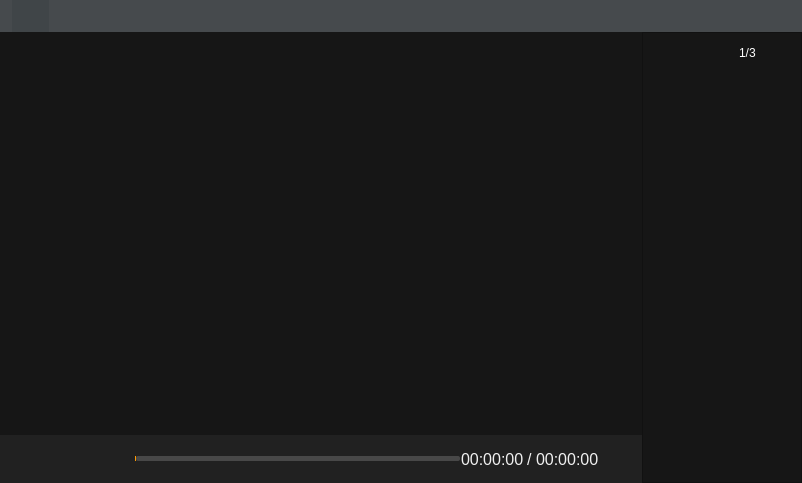
RockyZhong30/DrivingRecordPlayer, file mainwindow.ui: the form before one commit.
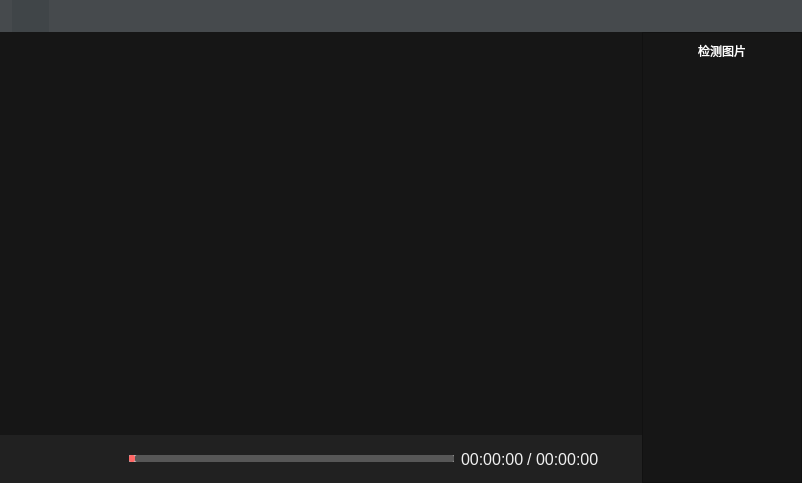
The form after the commit. Custom widgets are drawn as their Qt base class.

The edit to the form file:
```diff
--- a/mainwindow.ui
+++ b/mainwindow.ui
@@ -520,68 +520,52 @@
                </property>
               </widget>
              </item>
-             <item>
-              <spacer name="horizontalSpacer_6">
-               <property name="orientation">
-                <enum>Qt::Horizontal</enum>
-               </property>
-               <property name="sizeType">
-                <enum>QSizePolicy::Fixed</enum>
-               </property>
-               <property name="sizeHint" stdset="0">
-                <size>
-                 <width>6</width>
-                 <height>20</height>
-                </size>
-               </property>
-              </spacer>
-             </item>
              <item>
               <widget class="QSlider" name="horizontalSlider">
-               <property name="cursor">
-                <cursorShape>PointingHandCursor</cursorShape>
-               </property>
                <property name="styleSheet">
                 <string notr="true">QSlider::groove:horizontal {
-border: 0px solid #bbb;
+border: 1px solid #C0C0C0;
+background: #C0C0C0;
+height: 5px;
+border-radius: 1px;
+padding-left:-1px;
+padding-right:-1px;
 }
-
 QSlider::sub-page:horizontal {
-background-color: #ff9900;
-border-bottom-left-radius: 2px; 
-border-top-left-radius: 2px; 
-
-border-radius: 2px; 
-margin-top:5px;
-margin-bottom:5px;
+background:#FF6766;
+border: 1px solid #FF6766;
+height: 10px;
+border-radius: 2px;
 }
 
 QSlider::add-page:horizontal {
-background-color: rgba(228, 228, 228, 50);v
+background: #575757;
 border: 0px solid #777;
+height: 10px;
 border-radius: 2px;
-margin-top:5px;
-margin-bottom:5px;
-}
-/*
-QSlider::handle:horizontal {
-background: rgb(255,153,102); 
-border: 1px solid rgb(255,153,102); 
-width: 14px;
-height:10px;
-border-radius: 7px;
-margin-top:2px;
-margin-bottom:2px;
 }
 
+QSlider::handle:horizontal 
+{
+    background: qradialgradient(spread:pad, cx:0.5, cy:0.5, radius:0.5, fx:0.5, fy:0.5, 
+    stop:0.6 #202020, stop:0.778409 rgba(255, 255, 255, 255));
+    width: 11px;
+    margin-top: -3px;
+    margin-bottom: -3px;
+    border-radius: 5px;
+}
 QSlider::handle:horizontal:hover {
-background: rgb(255,128,6); 
-border: 1px solid rgba(102,102,102,102);
-border-radius: 7px;
-}*/
+    background: qradialgradient(spread:pad, cx:0.5, cy:0.5, radius:0.5, fx:0.5, fy:0.5, stop:0.6 #FF6766, 
+    stop:0.778409 rgba(255, 255, 255, 255));
+
+    width: 11px;
+    margin-top: -3px;
+    margin-bottom: -3px;
+    border-radius: 5px;
+}
 
 QSlider::sub-page:horizontal:disabled {
-background: #bbb;
+background: #00009C;
 border-color: #999;
 }
 
@@ -593,21 +577,30 @@
 QSlider::handle:horizontal:disabled {
 background: #eee;
 border: 1px solid #aaa;
-border-radius: 2px;
-}
-</string>
-               </property>
-               <property name="maximum">
-                <number>100</number>
-               </property>
-               <property name="value">
-                <number>0</number>
+border-radius: 4px;
+}</string>
                </property>
                <property name="orientation">
                 <enum>Qt::Horizontal</enum>
                </property>
               </widget>
              </item>
+             <item>
+              <spacer name="horizontalSpacer_6">
+               <property name="orientation">
+                <enum>Qt::Horizontal</enum>
+               </property>
+               <property name="sizeType">
+                <enum>QSizePolicy::Fixed</enum>
+               </property>
+               <property name="sizeHint" stdset="0">
+                <size>
+                 <width>6</width>
+                 <height>20</height>
+                </size>
+               </property>
+              </spacer>
+             </item>
              <item>
               <layout class="QHBoxLayout" name="horizontalLayout">
                <property name="spacing">
@@ -753,51 +746,15 @@
           </property>
           <layout class="QHBoxLayout" name="horizontalLayout_4">
            <item>
-            <spacer name="horizontalSpacer">
-             <property name="orientation">
-              <enum>Qt::Horizontal</enum>
-             </property>
-             <property name="sizeHint" stdset="0">
-              <size>
-               <width>53</width>
-               <height>20</height>
-              </size>
-             </property>
-            </spacer>
-           </item>
-           <item>
-            <widget class="QPushButton" name="btn_left">
-             <property name="minimumSize">
-              <size>
-               <width>22</width>
-               <height>22</height>
-              </size>
-             </property>
-             <property name="text">
-              <string/>
-             </property>
-            </widget>
-           </item>
-           <item>
-            <widget class="QLabel" name="label_page">
+            <widget class="QLabel" name="label_msg">
              <property name="styleSheet">
               <string notr="true">color:white;</string>
              </property>
              <property name="text">
-              <string>1/3</string>
+              <string>检测图片</string>
              </property>
-            </widget>
-           </item>
-           <item>
-            <widget class="QPushButton" name="btn_right">
-             <property name="minimumSize">
-              <size>
-               <width>22</width>
-               <height>22</height>
-              </size>
-             </property>
-             <property name="text">
-              <string/>
+             <property name="alignment">
+              <set>Qt::AlignCenter</set>
              </property>
             </widget>
            </item>
```
